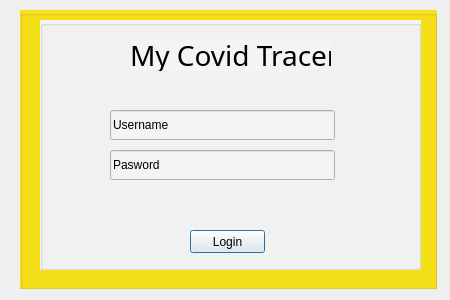
Qt form userApp/logindialog.ui (KempCode/CS106CovidPassport) before a commit.
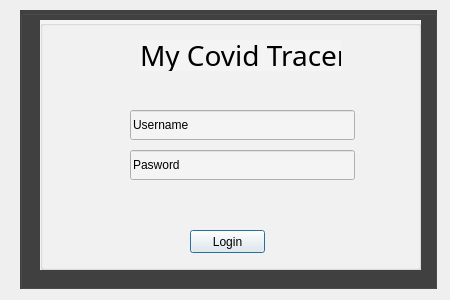
The same form after that commit.

What changed in the file:
```diff
--- a/userApp/logindialog.ui
+++ b/userApp/logindialog.ui
@@ -23,7 +23,8 @@
     </rect>
    </property>
    <property name="styleSheet">
-    <string notr="true">background-color: rgb(247, 225, 24);</string>
+    <string notr="true">background-color: rgb(65, 65, 65);
+</string>
    </property>
    <property name="title">
     <string/>
@@ -47,7 +48,7 @@
     <widget class="QLabel" name="label">
      <property name="geometry">
       <rect>
-       <x>90</x>
+       <x>100</x>
        <y>20</y>
        <width>201</width>
        <height>31</height>
@@ -67,7 +68,7 @@
     <widget class="QLineEdit" name="Username">
      <property name="geometry">
       <rect>
-       <x>70</x>
+       <x>90</x>
        <y>90</y>
        <width>225</width>
        <height>30</height>
@@ -80,7 +81,7 @@
     <widget class="QLineEdit" name="Password">
      <property name="geometry">
       <rect>
-       <x>70</x>
+       <x>90</x>
        <y>130</y>
        <width>225</width>
        <height>30</height>
```
